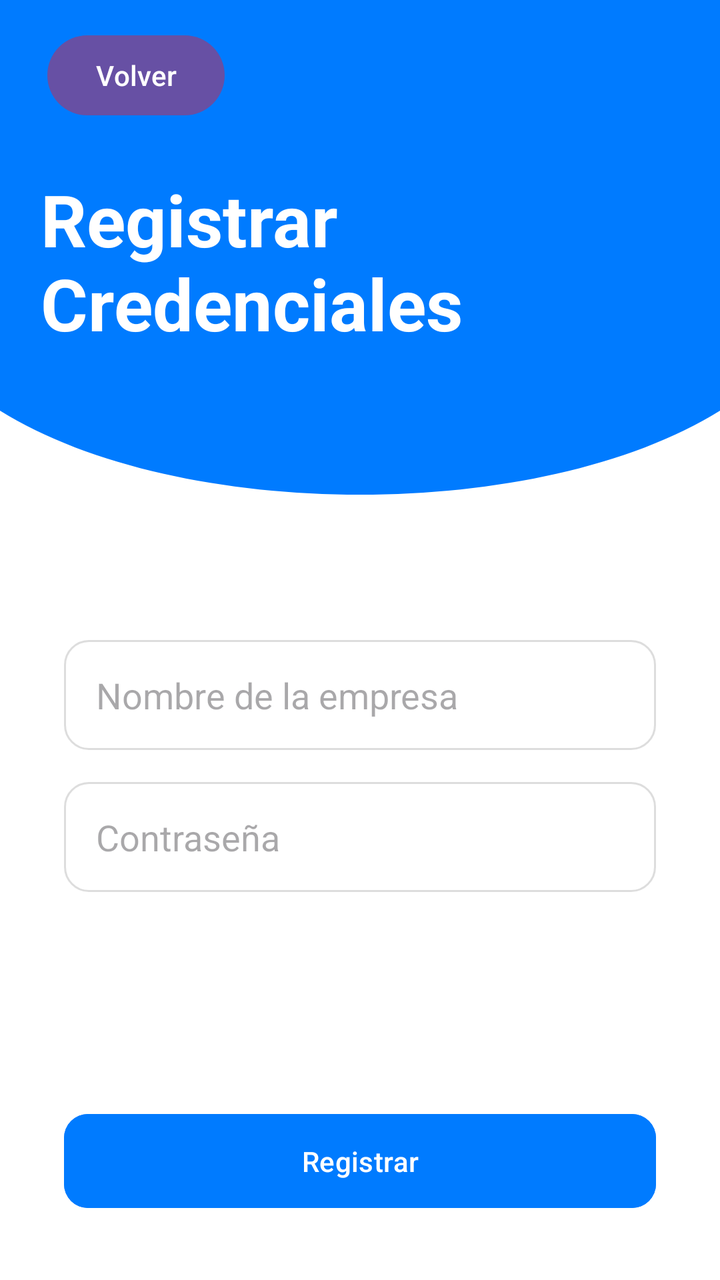
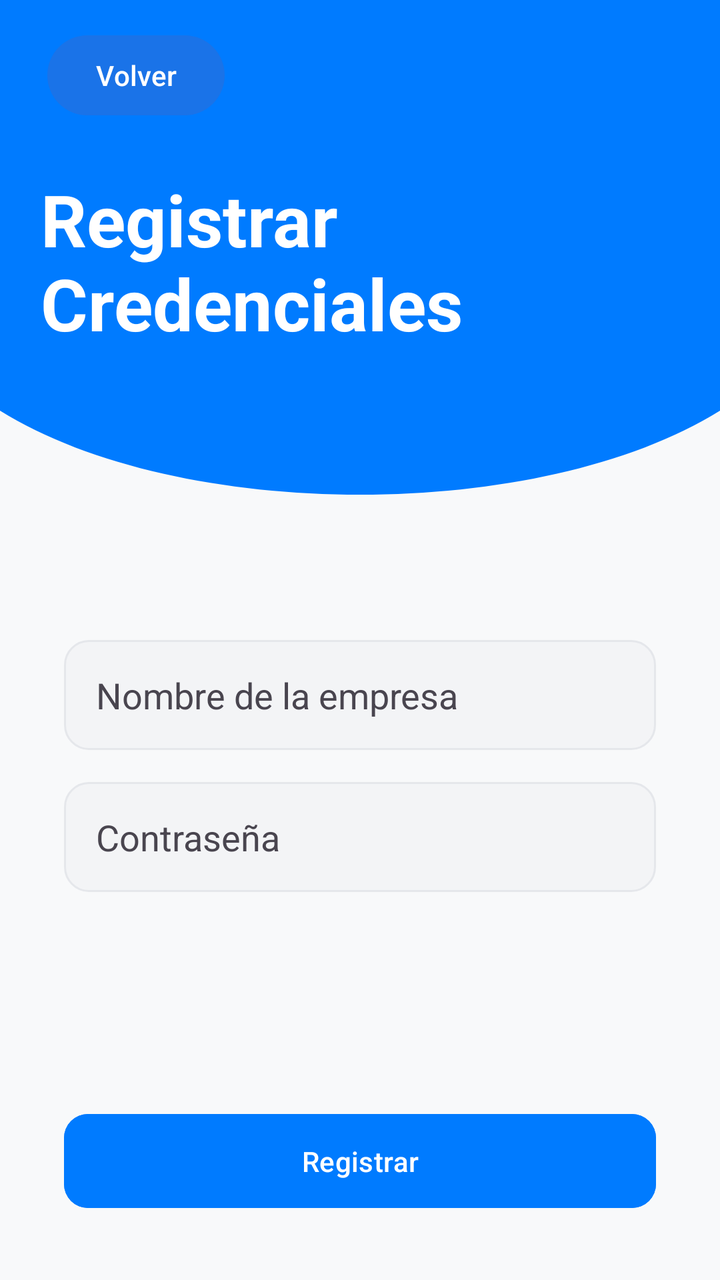

An Android layout rendered at two revisions. The XML below is the earlier revision; the diff shows what the commit changed to produce the second picture.
<!-- AndroidManifest.xml: application theme Theme.Gester -->
<!-- res/layout/registrar.xml -->
<?xml version="1.0" encoding="utf-8"?>
<androidx.constraintlayout.widget.ConstraintLayout
    xmlns:android="http://schemas.android.com/apk/res/android"
    xmlns:app="http://schemas.android.com/apk/res-auto"
    xmlns:tools="http://schemas.android.com/tools"
    android:layout_width="match_parent"
    android:layout_height="match_parent"
    android:background="@android:color/white">

    <ImageView
        android:id="@+id/topView"
        android:layout_width="match_parent"
        android:layout_height="280dp"
        android:scaleType="fitXY"
        android:src="@drawable/acceso_background"
        app:layout_constraintEnd_toEndOf="parent"
        app:layout_constraintStart_toStartOf="parent"
        app:layout_constraintTop_toTopOf="parent" />

    <TextView
        android:id="@+id/txt_welcome"
        android:layout_width="230dp"
        android:layout_height="117dp"
        android:layout_marginBottom="72dp"
        android:text="Registrar\nCredenciales"
        android:textColor="@android:color/white"
        android:textSize="36sp"
        android:textStyle="bold"
        app:layout_constraintBottom_toBottomOf="@+id/topView"
        app:layout_constraintEnd_toEndOf="parent"
        app:layout_constraintHorizontal_bias="0.156"
        app:layout_constraintStart_toStartOf="parent"
        app:layout_constraintTop_toTopOf="parent"
        app:layout_constraintVertical_bias="0.936" />

    <LinearLayout
        android:layout_width="match_parent"
        android:layout_height="0dp"
        android:layout_marginHorizontal="32dp"
        android:layout_marginTop="24dp"
        android:layout_marginBottom="16dp"
        android:gravity="center_horizontal"
        android:orientation="vertical"
        app:layout_constraintBottom_toBottomOf="parent"
        app:layout_constraintEnd_toEndOf="parent"
        app:layout_constraintStart_toStartOf="parent"
        app:layout_constraintTop_toBottomOf="@+id/topView">

        <EditText
            android:id="@+id/et_register_db_name"
            android:layout_width="match_parent"
            android:layout_height="55dp"
            android:layout_marginTop="16dp"
            android:background="@drawable/default_background"
            android:hint="Nombre de la empresa"
            android:inputType="text"
            android:paddingHorizontal="16dp" />

        <EditText
            android:id="@+id/et_register_password"
            android:layout_width="match_parent"
            android:layout_height="55dp"
            android:layout_marginTop="16dp"
            android:background="@drawable/default_background"
            android:hint="Contraseña"
            android:inputType="textPassword"
            android:paddingHorizontal="16dp" />

        <View
            android:layout_width="match_parent"
            android:layout_height="0dp"
            android:layout_weight="1" />

        <Button
            android:id="@+id/btn_register_submit"
            android:layout_width="match_parent"
            android:layout_height="55dp"
            android:layout_marginBottom="16dp"
            android:backgroundTint="#007BFF"
            android:text="Registrar"
            android:textAllCaps="false"
            android:textColor="@android:color/white"
            app:cornerRadius="12dp" />

    </LinearLayout>

    <Button
        android:id="@+id/btn_volver"
        android:layout_width="wrap_content"
        android:layout_height="wrap_content"
        android:text="Volver"
        app:layout_constraintBottom_toBottomOf="parent"
        app:layout_constraintEnd_toEndOf="parent"
        app:layout_constraintHorizontal_bias="0.087"
        app:layout_constraintStart_toStartOf="parent"
        app:layout_constraintTop_toTopOf="parent"
        app:layout_constraintVertical_bias="0.023" />

</androidx.constraintlayout.widget.ConstraintLayout>
<!-- resources referenced by this layout -->
<resources>
  <!-- drawable acceso_background (drawable) -->
  <?xml version="1.0" encoding="utf-8"?>
  <vector xmlns:android="http://schemas.android.com/apk/res/android"
      android:width="400dp"
      android:height="300dp"
      android:viewportWidth="400"
      android:viewportHeight="300">
      <path
          android:fillColor="#007BFF"
          android:pathData="M0,0 L400,0 L400,220 C300,280 100,280 0,220 Z" />
  </vector>
  <!-- drawable default_background (drawable) -->
  <?xml version="1.0" encoding="utf-8"?>
  <shape xmlns:android="http://schemas.android.com/apk/res/android"
      android:shape="rectangle">
  
      <solid android:color="#FFFFFF" />
  
      <corners android:radius="12dp" />
  
      <stroke
          android:width="1dp"
          android:color="#DDDDDD" />
  </shape>
  <style name="Theme.Gester" parent="Base.Theme.Gester" />
  <style name="Base.Theme.Gester" parent="Theme.Material3.DayNight.NoActionBar">
          
          
      </style>
</resources>

<!-- the commit's change to res/layout/registrar.xml (unified diff, before → after) -->
@@ -2,10 +2,10 @@
 <androidx.constraintlayout.widget.ConstraintLayout
     xmlns:android="http://schemas.android.com/apk/res/android"
     xmlns:app="http://schemas.android.com/apk/res-auto"
-    xmlns:tools="http://schemas.android.com/tools"
+    xmlns:tools="http://tools.android.com/tools"
     android:layout_width="match_parent"
     android:layout_height="match_parent"
-    android:background="@android:color/white">
+    android:background="?android:attr/windowBackground" >
 
     <ImageView
         android:id="@+id/topView"
@@ -51,20 +51,24 @@
             android:layout_width="match_parent"
             android:layout_height="55dp"
             android:layout_marginTop="16dp"
-            android:background="@drawable/default_background"
+            android:background="@drawable/input_background"
             android:hint="Nombre de la empresa"
             android:inputType="text"
-            android:paddingHorizontal="16dp" />
+            android:paddingHorizontal="16dp"
+            android:textColor="?android:attr/textColorPrimary"
+            android:textColorHint="?android:attr/textColorSecondary" />
 
         <EditText
             android:id="@+id/et_register_password"
             android:layout_width="match_parent"
             android:layout_height="55dp"
             android:layout_marginTop="16dp"
-            android:background="@drawable/default_background"
+            android:background="@drawable/input_background"
             android:hint="Contraseña"
             android:inputType="textPassword"
-            android:paddingHorizontal="16dp" />
+            android:paddingHorizontal="16dp"
+            android:textColor="?android:attr/textColorPrimary"
+            android:textColorHint="?android:attr/textColorSecondary" />
 
         <View
             android:layout_width="match_parent"
@@ -76,7 +80,7 @@
             android:layout_width="match_parent"
             android:layout_height="55dp"
             android:layout_marginBottom="16dp"
-            android:backgroundTint="#007BFF"
+            android:backgroundTint="@color/reg_cred_btn_submit"
             android:text="Registrar"
             android:textAllCaps="false"
             android:textColor="@android:color/white"
<!-- resource entries referenced after the edit -->
@@ -1,5 +1,6 @@
 <!-- resources referenced by this layout -->
 <resources>
+  <color name="reg_cred_btn_submit">#007BFF</color>
   <!-- drawable acceso_background (drawable) -->
   <?xml version="1.0" encoding="utf-8"?>
   <vector xmlns:android="http://schemas.android.com/apk/res/android"
@@ -11,23 +12,23 @@
           android:fillColor="#007BFF"
           android:pathData="M0,0 L400,0 L400,220 C300,280 100,280 0,220 Z" />
   </vector>
-  <!-- drawable default_background (drawable) -->
+  <!-- drawable input_background (drawable) -->
   <?xml version="1.0" encoding="utf-8"?>
   <shape xmlns:android="http://schemas.android.com/apk/res/android"
       android:shape="rectangle">
-  
-      <solid android:color="#FFFFFF" />
-  
+      <solid android:color="#F3F4F6" />
       <corners android:radius="12dp" />
-  
       <stroke
           android:width="1dp"
-          android:color="#DDDDDD" />
+          android:color="#E5E7EB" />
   </shape>
-  <style name="Theme.Gester" parent="Base.Theme.Gester" />
+  <style name="Theme.Gester" parent="Base.Theme.Gester">
+          <item name="itemActiveIndicatorStyle">@style/CustomActiveIndicator</item>
+      </style>
   <style name="Base.Theme.Gester" parent="Theme.Material3.DayNight.NoActionBar">
-          
-          
+          <item name="colorPrimary">#1A73E8</item> <item name="android:windowBackground">#F8F9FA</item> <item name="colorContainer">#FFFFFF</item> </style>
+  <style name="CustomActiveIndicator" parent="">
+          <item name="android:color">@android:color/transparent</item>
       </style>
 </resources>
 
